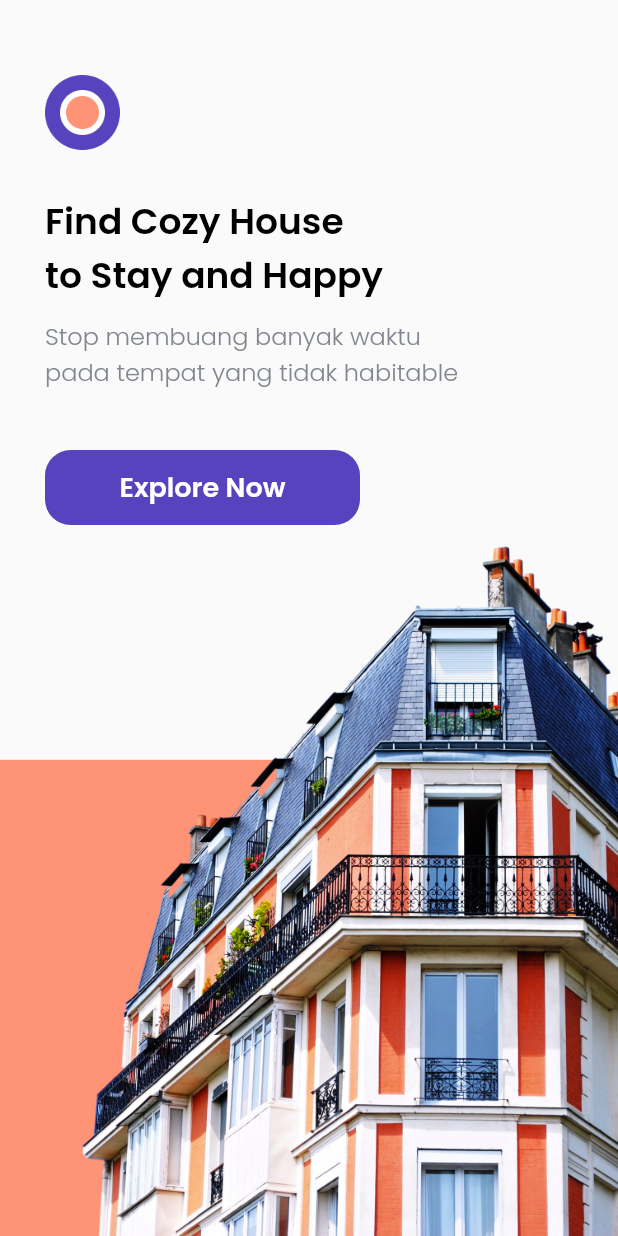
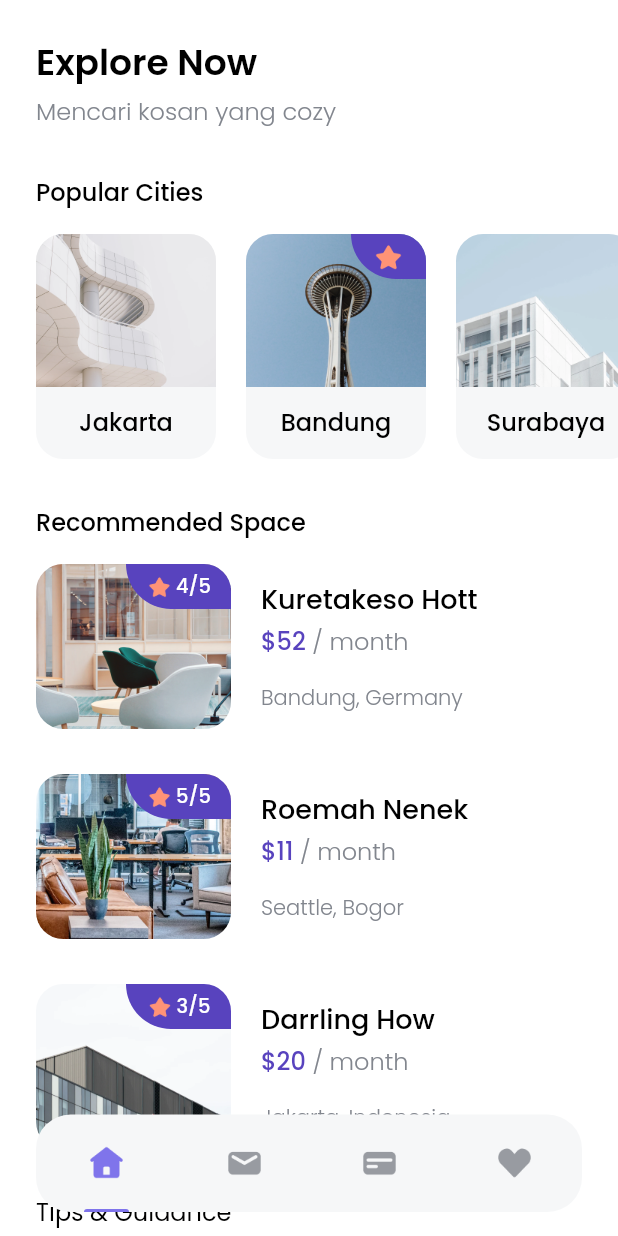
Before and after one commit to muharrir/cozy, a Flutter app: the screen it shows after launch, after a tap on "Explore Now", on a phone screen of 412 x 824 dp. Run offline on Flutter 3.47's test engine with Material 2 defaults, Android fonts, the phone set to English and light mode, and no system bars; our stand-ins replace google_fonts.

Commit message:
add widget + home page

```diff
--- a/lib/main.dart
+++ b/lib/main.dart
@@ -1,3 +1,4 @@
+import 'package:cozy/pages/home_page.dart';
 import 'package:cozy/pages/onboarding_page.dart';
 import 'package:cozy/pages/splash_page.dart';
 import 'package:flutter/material.dart';
@@ -14,6 +15,7 @@ class MyApp extends StatelessWidget {
       routes: {
         '/': (context) => const SplashPage(),
         '/onboarding': (context) => const OnboardingPage(),
+        '/home': (context) => const HomePage(),
       },
     );
   }
--- /dev/null
+++ b/lib/pages/home_page.dart
@@ -0,0 +1,245 @@
+import 'package:cozy/theme.dart';
+import 'package:cozy/widgets/bottom_navbar_item.dart';
+import 'package:cozy/widgets/city_card.dart';
+import 'package:cozy/widgets/space_card.dart';
+import 'package:cozy/widgets/tips_card.dart';
+import 'package:flutter/material.dart';
+
+class HomePage extends StatelessWidget {
+  const HomePage({Key? key}) : super(key: key);
+
+  @override
+  Widget build(BuildContext context) {
+    Widget header() {
+      return Container(
+        margin: EdgeInsets.only(
+          top: 24,
+          left: defaultMargin,
+          right: defaultMargin,
+        ),
+        child: Column(
+          crossAxisAlignment: CrossAxisAlignment.start,
+          children: [
+            Text(
+              'Explore Now',
+              style: blackTextStyle.copyWith(
+                fontSize: 24,
+                fontWeight: semiBold,
+              ),
+            ),
+            const SizedBox(
+              height: 2,
+            ),
+            Text(
+              'Mencari kosan yang cozy',
+              style: greyTextStyle.copyWith(
+                fontSize: 16,
+                fontWeight: light,
+              ),
+            ),
+          ],
+        ),
+      );
+    }
+
+    Widget popularCities() {
+      return Container(
+        margin: const EdgeInsets.only(
+          top: 30,
+        ),
+        child: Column(
+          crossAxisAlignment: CrossAxisAlignment.start,
+          children: [
+            Padding(
+              padding: EdgeInsets.only(
+                left: defaultMargin,
+              ),
+              child: Text(
+                'Popular Cities',
+                style: blackTextStyle.copyWith(
+                  fontSize: 16,
+                  fontWeight: medium,
+                ),
+              ),
+            ),
+            SingleChildScrollView(
+              scrollDirection: Axis.horizontal,
+              child: Row(
+                children: const [
+                  SizedBox(
+                    width: 24,
+                  ),
+                  CityCard(
+                    city: 'Jakarta',
+                    imageUrl: 'assets/city1.png',
+                  ),
+                  CityCard(
+                    city: 'Bandung',
+                    imageUrl: 'assets/city2.png',
+                    isPopular: true,
+                  ),
+                  CityCard(
+                    city: 'Surabaya',
+                    imageUrl: 'assets/city3.png',
+                  ),
+                  CityCard(
+                    city: 'Palembang',
+                    imageUrl: 'assets/city4.png',
+                  ),
+                  CityCard(
+                    city: 'Aceh',
+                    imageUrl: 'assets/city5.png',
+                    isPopular: true,
+                  ),
+                  CityCard(
+                    city: 'Bogor',
+                    imageUrl: 'assets/city6.png',
+                  ),
+                  SizedBox(
+                    width: 4,
+                  ),
+                ],
+              ),
+            ),
+          ],
+        ),
+      );
+    }
+
+    Widget recomendedSpace() {
+      return Container(
+        margin: const EdgeInsets.only(top: 30),
+        child: Column(
+          crossAxisAlignment: CrossAxisAlignment.start,
+          children: [
+            //NOTE: RECOMENDED SPACE TEXT
+            Padding(
+              padding: const EdgeInsets.only(left: 24),
+              child: Column(
+                crossAxisAlignment: CrossAxisAlignment.start,
+                children: [
+                  Text(
+                    'Recommended Space',
+                    style: blackTextStyle.copyWith(
+                      fontSize: 16,
+                      fontWeight: medium,
+                    ),
+                  ),
+                  const SizedBox(
+                    height: 16,
+                  ),
+                  const SpaceCard(
+                    imageUrl: 'assets/space1.png',
+                    title: 'Kuretakeso Hott',
+                    price: 52,
+                    city: 'Bandung, Germany',
+                    rating: 4,
+                  ),
+                  const SpaceCard(
+                    imageUrl: 'assets/space2.png',
+                    title: 'Roemah Nenek',
+                    price: 11,
+                    city: 'Seattle, Bogor',
+                    rating: 5,
+                  ),
+                  const SpaceCard(
+                    imageUrl: 'assets/space3.png',
+                    title: 'Darrling How',
+                    price: 20,
+                    city: 'Jakarta, Indonesia',
+                    rating: 3,
+                  ),
+                ],
+              ),
+            ),
+          ],
+        ),
+      );
+    }
+
+    Widget tips() {
+      return Padding(
+        padding: const EdgeInsets.symmetric(horizontal: 24),
+        child: Column(
+          crossAxisAlignment: CrossAxisAlignment.start,
+          children: [
+            Text(
+              'Tips & Guidance',
+              style: blackTextStyle.copyWith(
+                fontSize: 16,
+              ),
+            ),
+            const SizedBox(
+              height: 16,
+            ),
+            const TipsCard(
+              imageUrl: 'assets/tips1.png',
+              title: 'City Guidelines',
+              updatedAt: 'Updated 20 Apr',
+            ),
+            const TipsCard(
+              imageUrl: 'assets/tips2.png',
+              title: 'Jakarta Fairship',
+              updatedAt: 'Updated 11 Dec',
+            ),
+            const SizedBox(
+              height: 100,
+            ),
+          ],
+        ),
+      );
+    }
+
+    Widget customBottomNavbar() {
+      return Container(
+        width: MediaQuery.of(context).size.width - (2 * 24),
+        height: 65,
+        margin: const EdgeInsets.symmetric(
+          horizontal: 24,
+        ),
+        decoration: BoxDecoration(
+          color: kBottomNavbarColor,
+          borderRadius: BorderRadius.circular(23),
+        ),
+        child: Row(
+          mainAxisAlignment: MainAxisAlignment.spaceAround,
+          children: const [
+            BottomNavbarItem(
+              imageUrl: 'assets/icon_home.png',
+              isActive: true,
+            ),
+            BottomNavbarItem(
+              imageUrl: 'assets/icon_email.png',
+              isActive: false,
+            ),
+            BottomNavbarItem(
+              imageUrl: 'assets/icon_card.png',
+              isActive: false,
+            ),
+            BottomNavbarItem(
+              imageUrl: 'assets/icon_love.png',
+              isActive: false,
+            ),
+          ],
+        ),
+      );
+    }
+
+    return Scaffold(
+      backgroundColor: kWhiteColor,
+      body: SafeArea(
+        bottom: false,
+        child: ListView(
+          children: [
+            header(),
+            popularCities(),
+            recomendedSpace(),
+            tips(),
+          ],
+        ),
+      ),
+      floatingActionButton: customBottomNavbar(),
+      floatingActionButtonLocation: FloatingActionButtonLocation.centerFloat,
+    );
+  }
+}
--- a/lib/pages/onboarding_page.dart
+++ b/lib/pages/onboarding_page.dart
@@ -66,7 +66,9 @@ class OnboardingPage extends StatelessWidget {
                           borderRadius: BorderRadius.circular(17),
                         ),
                       ),
-                      onPressed: () {},
+                      onPressed: () {
+                        Navigator.pushNamed(context, '/home');
+                      },
                       child: Text(
                         'Explore Now',
                         style: whiteTextStyle.copyWith(
--- a/lib/theme.dart
+++ b/lib/theme.dart
@@ -1,12 +1,18 @@
 import 'package:flutter/material.dart';
 import 'package:google_fonts/google_fonts.dart';
 
+//NOTE: DEFAULT MARGIN
+double defaultMargin = 24.0;
+
 //NOTE: COLOR
+Color kBottomNavbarColor = const Color(0xffF6F7F8);
 Color kPurpleColor = const Color(0xff5843BE);
+Color kPurpleColor2 = const Color(0xff7F74EB);
 Color kOrangeColor = const Color(0xffFF9376);
 Color kBlackColor = const Color(0xff000000);
 Color kWhiteColor = const Color(0xffFFFFFF);
 Color kGreyColor = const Color(0xff82868E);
+Color kGreyColor2 = const Color(0xff989BA1);
 
 //NOTE: TEXTSTYLE
 TextStyle blackTextStyle = GoogleFonts.poppins(
--- /dev/null
+++ b/lib/widgets/bottom_navbar_item.dart
@@ -0,0 +1,40 @@
+import 'package:cozy/theme.dart';
+import 'package:flutter/material.dart';
+
+class BottomNavbarItem extends StatelessWidget {
+  final String imageUrl;
+  final bool isActive;
+
+  const BottomNavbarItem({
+    super.key,
+    required this.imageUrl,
+    required this.isActive,
+  });
+
+  @override
+  Widget build(BuildContext context) {
+    return Column(
+      children: [
+        const Spacer(),
+        Image.asset(
+          imageUrl,
+          width: 26,
+          color: isActive ? kPurpleColor2 : kGreyColor2,
+        ),
+        const Spacer(),
+        isActive
+            ? Container(
+                width: 30,
+                height: 2,
+                decoration: BoxDecoration(
+                  color: kPurpleColor2,
+                  borderRadius: const BorderRadius.vertical(
+                    top: Radius.circular(10),
+                  ),
+                ),
+              )
+            : const SizedBox(),
+      ],
+    );
+  }
+}
--- /dev/null
+++ b/lib/widgets/city_card.dart
@@ -0,0 +1,86 @@
+import 'package:flutter/material.dart';
+
+import '../theme.dart';
+
+class CityCard extends StatelessWidget {
+  final String city;
+  final String imageUrl;
+  final bool isPopular;
+
+  const CityCard({
+    Key? key,
+    required this.city,
+    required this.imageUrl,
+    this.isPopular = false,
+  }) : super(key: key);
+
+  @override
+  Widget build(BuildContext context) {
+    return Container(
+      width: 120,
+      height: 150,
+      margin: const EdgeInsets.only(
+        top: 16,
+        right: 20,
+      ),
+      decoration: BoxDecoration(
+        borderRadius: BorderRadius.circular(18),
+        color: const Color(0xffF6F7F8),
+      ),
+      child: Column(
+        children: [
+          ClipRRect(
+            borderRadius: const BorderRadius.vertical(
+              top: Radius.circular(18),
+            ),
+            child: Container(
+              width: 120,
+              height: 102,
+              decoration: BoxDecoration(
+                image: DecorationImage(
+                  image: AssetImage(
+                    imageUrl,
+                  ),
+                  fit: BoxFit.cover,
+                ),
+              ),
+              child: isPopular
+                  ? Align(
+                      alignment: Alignment.topRight,
+                      child: Container(
+                        width: 50,
+                        height: 30,
+                        decoration: BoxDecoration(
+                          color: kPurpleColor,
+                          borderRadius: const BorderRadius.only(
+                            bottomLeft: Radius.circular(30),
+                          ),
+                        ),
+                        child: Center(
+                          child: Image.asset(
+                            'assets/icon_star.png',
+                            width: 22,
+                          ),
+                        ),
+                      ),
+                    )
+                  : const SizedBox(),
+            ),
+          ),
+          const SizedBox(
+            height: 11,
+          ),
+          Center(
+            child: Text(
+              city,
+              style: blackTextStyle.copyWith(
+                fontSize: 16,
+                fontWeight: medium,
+              ),
+            ),
+          )
+        ],
+      ),
+    );
+  }
+}
--- /dev/null
+++ b/lib/widgets/space_card.dart
@@ -0,0 +1,120 @@
+import 'package:cozy/theme.dart';
+import 'package:flutter/material.dart';
+
+class SpaceCard extends StatelessWidget {
+  final String imageUrl;
+  final String title;
+  final int price;
+  final String city;
+  final int rating;
+
+  const SpaceCard({
+    super.key,
+    required this.imageUrl,
+    required this.title,
+    required this.price,
+    required this.city,
+    required this.rating,
+  });
+
+  @override
+  Widget build(BuildContext context) {
+    return Container(
+      margin: const EdgeInsets.only(bottom: 30),
+      child: Row(
+        children: [
+          Container(
+            width: 130,
+            height: 110,
+            decoration: BoxDecoration(
+              borderRadius: BorderRadius.circular(18),
+              image: DecorationImage(
+                image: AssetImage(
+                  imageUrl,
+                ),
+              ),
+            ),
+            child: Align(
+              alignment: Alignment.topRight,
+              child: Container(
+                width: 70,
+                height: 30,
+                decoration: BoxDecoration(
+                  color: kPurpleColor,
+                  borderRadius: const BorderRadius.only(
+                    bottomLeft: Radius.circular(30),
+                    topRight: Radius.circular(18),
+                  ),
+                ),
+                child: Row(
+                  mainAxisAlignment: MainAxisAlignment.center,
+                  children: [
+                    Image.asset(
+                      'assets/icon_star.png',
+                      width: 18,
+                    ),
+                    const SizedBox(
+                      width: 2,
+                    ),
+                    Text(
+                      '$rating/5',
+                      style: whiteTextStyle.copyWith(
+                        fontSize: 13,
+                        fontWeight: medium,
+                      ),
+                    ),
+                  ],
+                ),
+              ),
+            ),
+          ),
+          const SizedBox(
+            width: 20,
+          ),
+          Column(
+            crossAxisAlignment: CrossAxisAlignment.start,
+            children: [
+              Text(
+                title,
+                style: blackTextStyle.copyWith(
+                  fontSize: 18,
+                  fontWeight: medium,
+                ),
+              ),
+              const SizedBox(
+                height: 2,
+              ),
+              Text.rich(
+                TextSpan(
+                  text: '\$$price',
+                  style: purpleTextStyle.copyWith(
+                    fontSize: 16,
+                    fontWeight: medium,
+                  ),
+                  children: [
+                    TextSpan(
+                      text: ' / month',
+                      style: greyTextStyle.copyWith(
+                        fontSize: 16,
+                        fontWeight: light,
+                      ),
+                    ),
+                  ],
+                ),
+              ),
+              const SizedBox(
+                height: 16,
+              ),
+              Text(
+                city,
+                style: greyTextStyle.copyWith(
+                  fontWeight: light,
+                ),
+              ),
+            ],
+          ),
+        ],
+      ),
+    );
+  }
+}
--- /dev/null
+++ b/lib/widgets/tips_card.dart
@@ -0,0 +1,69 @@
+import 'package:cozy/theme.dart';
+import 'package:flutter/material.dart';
+
+class TipsCard extends StatelessWidget {
+  final String imageUrl;
+  final String title;
+  final String updatedAt;
+
+  const TipsCard({
+    super.key,
+    required this.imageUrl,
+    required this.title,
+    required this.updatedAt,
+  });
+
+  @override
+  Widget build(BuildContext context) {
+    return Container(
+      margin: const EdgeInsets.only(bottom: 20),
+      child: Row(
+        children: [
+          Container(
+            height: 80,
+            width: 80,
+            decoration: BoxDecoration(
+              image: DecorationImage(
+                image: AssetImage(
+                  imageUrl,
+                ),
+              ),
+            ),
+          ),
+          const SizedBox(
+            width: 16,
+          ),
+          Column(
+            crossAxisAlignment: CrossAxisAlignment.start,
+            children: [
+              Text(
+                title,
+                style: blackTextStyle.copyWith(
+                  fontSize: 18,
+                  fontWeight: medium,
+                ),
+              ),
+              const SizedBox(
+                height: 4,
+              ),
+              Text(
+                updatedAt,
+                style: greyTextStyle.copyWith(
+                  fontWeight: light,
+                ),
+              ),
+            ],
+          ),
+          const Spacer(),
+          IconButton(
+            onPressed: () {},
+            icon: Icon(
+              Icons.chevron_right,
+              color: kGreyColor,
+            ),
+          ),
+        ],
+      ),
+    );
+  }
+}
--- a/pubspec.yaml
+++ b/pubspec.yaml
@@ -33,7 +33,6 @@ dependencies:
   google_fonts: ^3.0.1
 
 dev_dependencies:
-
   # The "flutter_lints" package below contains a set of recommended lints to
   # encourage good coding practices. The lint set provided by the package is
   # activated in the `analysis_options.yaml` file located at the root of your
```
Also changed, not shown: assets/city4.png (added), assets/city5.png (added), assets/city6.png (added), assets/icon_card.png (added), assets/icon_email.png (added), assets/icon_home.png (added), assets/icon_love.png (added), pubspec.lock, 4 other files.
